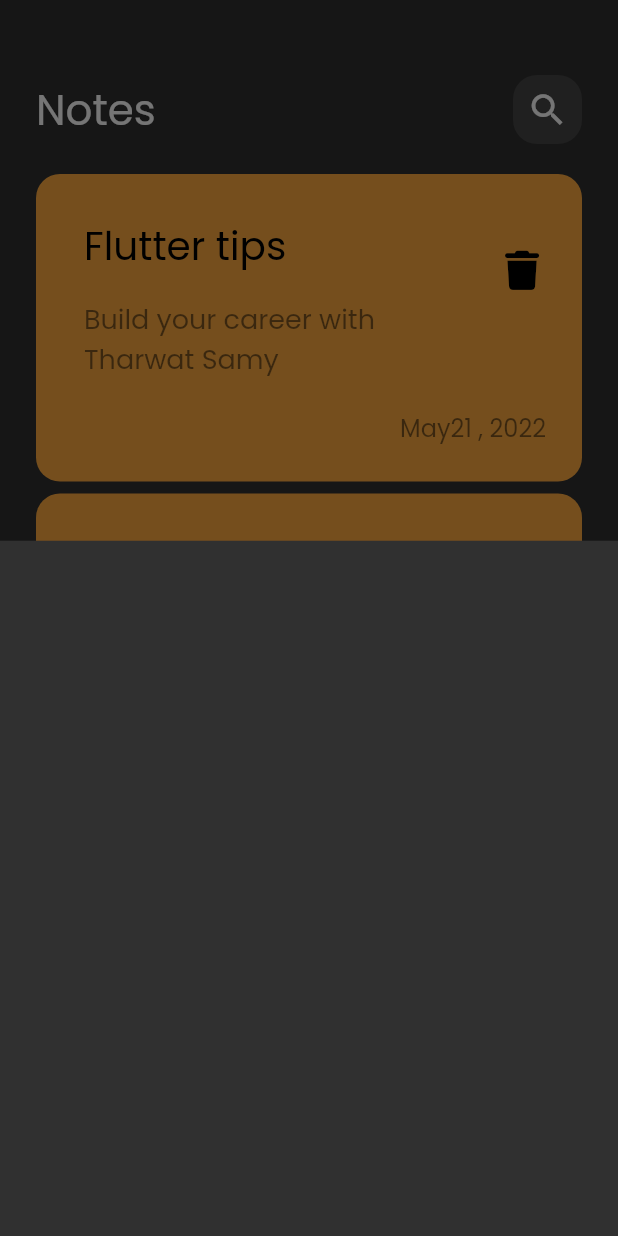
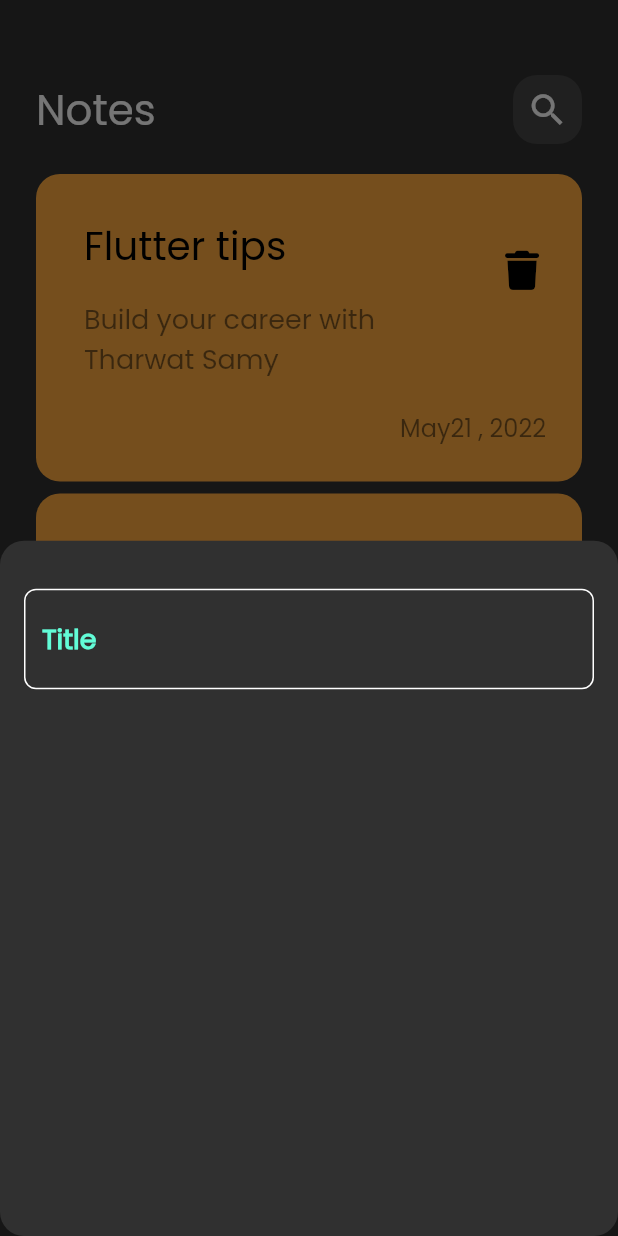
Before and after one commit to MakariosFared/notes_app, a Flutter app: the screen it shows after launch, after a tap on the "add" icon, on a phone screen of 412 x 824 dp. Run offline on Flutter 3.47's test engine with Material 3 defaults, Android fonts, the phone set to English and light mode, and no system bars; our stand-ins replace font_awesome_flutter.

Commit message:
create custom text field

```diff
--- /dev/null
+++ b/lib/constants.dart
@@ -0,0 +1,4 @@
+
+import 'dart:ui';
+
+const kPrimaryColor = const Color(0xff62FCD7);
--- a/lib/views/notes_view.dart
+++ b/lib/views/notes_view.dart
@@ -1,5 +1,5 @@
 import 'package:flutter/material.dart';
-import 'package:my_note_app/views/widgets/add_note_button_sheet.dart';
+import 'package:my_note_app/views/widgets/add_note_buttom_sheet.dart';
 import 'package:my_note_app/views/widgets/notes_view_body.dart';
 
 class NotesView extends StatelessWidget {
@@ -11,6 +11,8 @@ class NotesView extends StatelessWidget {
       floatingActionButton: FloatingActionButton(
         onPressed: () {
           showModalBottomSheet(
+              shape: RoundedRectangleBorder(
+                  borderRadius: BorderRadius.circular(16)),
               context: context,
               builder: (context) {
                 return const AddNoteButtonSheet();
--- /dev/null
+++ b/lib/views/widgets/add_note_buttom_sheet.dart
@@ -0,0 +1,20 @@
+import 'package:flutter/material.dart';
+
+import 'custom_text_field.dart';
+
+class AddNoteButtonSheet extends StatelessWidget {
+  const AddNoteButtonSheet({super.key});
+
+  @override
+  Widget build(BuildContext context) {
+    return const Padding(
+      padding: EdgeInsets.symmetric(horizontal: 16),
+      child: Column(
+        children: [
+          SizedBox(height: 32,),
+          CustomTextField(),
+        ],
+      ),
+    );
+  }
+}
--- a/lib/views/widgets/add_note_button_sheet.dart
+++ /dev/null
@@ -1,10 +0,0 @@
-import 'package:flutter/material.dart';
-
-class AddNoteButtonSheet extends StatelessWidget {
-  const AddNoteButtonSheet({super.key});
-
-  @override
-  Widget build(BuildContext context) {
-    return Container();
-  }
-}
--- /dev/null
+++ b/lib/views/widgets/custom_text_field.dart
@@ -0,0 +1,31 @@
+import 'package:flutter/material.dart';
+import 'package:my_note_app/constants.dart';
+
+class CustomTextField extends StatelessWidget {
+  const CustomTextField({super.key});
+
+  @override
+  Widget build(BuildContext context) {
+    return TextField(
+      cursorColor: kPrimaryColor,
+      decoration: InputDecoration(
+          hintText: 'Title',
+          hintStyle: const TextStyle(
+            color: kPrimaryColor,
+            fontWeight: FontWeight.bold,
+            fontSize: 18,
+          ),
+          border: buildBorder(),
+          enabledBorder: buildBorder(),
+          focusedBorder: buildBorder(kPrimaryColor)),
+    );
+  }
+
+  OutlineInputBorder buildBorder([color]) {
+    return OutlineInputBorder(
+        borderRadius: BorderRadius.circular(8),
+        borderSide: BorderSide(
+          color: color ?? Colors.white,
+        ));
+  }
+}
```
